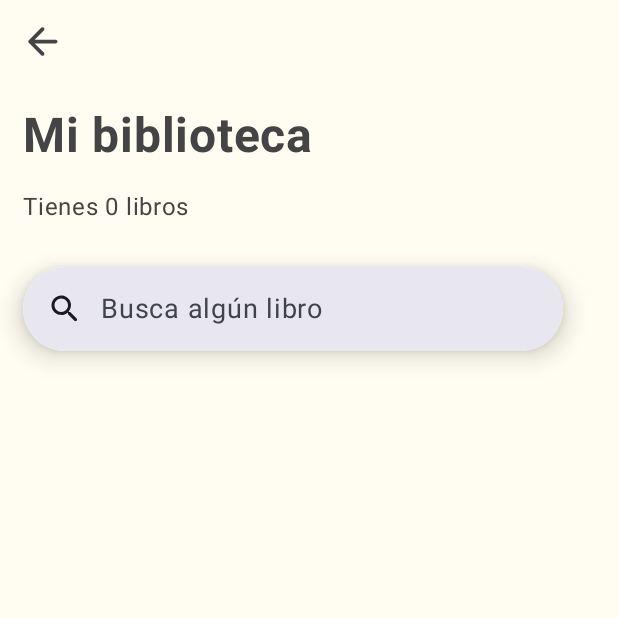
After one commit to ailenaguino/BookTracker, an Android app built with Jetpack Compose: the LibraryScreen screen opened through its navigation route, on a phone screen of 412 x 824 dp, the top half of it. The commit adds this screen. Run offline under Robolectric (Android 15) with nearby library versions, the phone set to English and light mode, and no system bars; our stand-ins replace Dagger/Hilt's generated code, Room's generated code; pictures from the network do not load.

Commit message:
My Library Added

```diff
--- a/app/src/main/java/com/ailenaguino/booktracker/MainActivity.kt
+++ b/app/src/main/java/com/ailenaguino/booktracker/MainActivity.kt
@@ -15,6 +15,7 @@ import androidx.navigation.navArgument
 import com.ailenaguino.booktracker.common.Constants
 import com.ailenaguino.booktracker.feature_add_book.presentation.AddBookScreen
 import com.ailenaguino.booktracker.feature_home.presentation.HomeScreen
+import com.ailenaguino.booktracker.feature_library.presentation.LibraryScreen
 import com.ailenaguino.booktracker.feature_search_book.presentation.SearchBookScreen
 import com.ailenaguino.booktracker.ui.theme.BookTrackerTheme
 import dagger.hilt.android.AndroidEntryPoint
@@ -61,6 +62,11 @@ class MainActivity : ComponentActivity() {
                         ) {
                             AddBookScreen(navController)
                         }
+                        composable(
+                            route = Screen.LibraryScreen.route
+                        ) {
+                            LibraryScreen(navController = navController)
+                        }
                     }
                 }
             }
--- a/app/src/main/java/com/ailenaguino/booktracker/Screen.kt
+++ b/app/src/main/java/com/ailenaguino/booktracker/Screen.kt
@@ -4,4 +4,5 @@ sealed class Screen(val route: String) {
     data object HomeScreen: Screen("home_screen")
     data object SearchBookScreen: Screen("search_book_screen")
     data object AddBookManuallyScreen: Screen("add_book_manually_screen")
+    data object LibraryScreen: Screen("library_screen")
 }
--- a/app/src/main/java/com/ailenaguino/booktracker/feature_add_book/presentation/AddBookScreen.kt
+++ b/app/src/main/java/com/ailenaguino/booktracker/feature_add_book/presentation/AddBookScreen.kt
@@ -126,9 +126,6 @@ fun AddBookScreen(navController: NavController, viewModel: AddBookViewModel = hi
                     SaveFloatingButton(viewModel::onSaveBook)
                 }
             }
-            AnimatedVisibility(visible = showButton) {
-
-            }
         }
         item {
             Text(
--- a/app/src/main/java/com/ailenaguino/booktracker/feature_home/presentation/components/CardItem.kt
+++ b/app/src/main/java/com/ailenaguino/booktracker/feature_home/presentation/components/CardItem.kt
@@ -1,34 +1,24 @@
 package com.ailenaguino.booktracker.feature_home.presentation.components
 
-import androidx.compose.foundation.background
 import androidx.compose.foundation.layout.Box
 import androidx.compose.foundation.layout.Column
-import androidx.compose.foundation.layout.fillMaxWidth
 import androidx.compose.foundation.layout.offset
-import androidx.compose.foundation.layout.padding
 import androidx.compose.foundation.layout.size
-import androidx.compose.foundation.shape.RoundedCornerShape
-import androidx.compose.material.icons.Icons
-import androidx.compose.material.icons.rounded.Favorite
 import androidx.compose.material3.Icon
 import androidx.compose.material3.MaterialTheme
 import androidx.compose.material3.Text
 import androidx.compose.runtime.Composable
 import androidx.compose.ui.Alignment
 import androidx.compose.ui.Modifier
-import androidx.compose.ui.draw.clip
 import androidx.compose.ui.draw.rotate
-import androidx.compose.ui.draw.shadow
 import androidx.compose.ui.graphics.vector.ImageVector
 import androidx.compose.ui.text.font.FontWeight
-import androidx.compose.ui.tooling.preview.Preview
 import androidx.compose.ui.unit.dp
 import com.ailenaguino.booktracker.ui.theme.Grey
 import com.ailenaguino.booktracker.ui.theme.GreyTransp
-import com.ailenaguino.booktracker.ui.theme.ItemBackground
 
 @Composable
-fun cardItem(title: String, subtitle: String, icon: ImageVector, modifier: Modifier) {
+fun CardItem(title: String, subtitle: String, icon: ImageVector, modifier: Modifier) {
     Box(
         modifier = modifier
     ) {
--- /dev/null
+++ b/app/src/main/java/com/ailenaguino/booktracker/feature_library/domain/LibraryRepository.kt
@@ -0,0 +1,4 @@
+package com.ailenaguino.booktracker.feature_library.domain
+
+interface LibraryRepository {
+}
--- /dev/null
+++ b/app/src/main/java/com/ailenaguino/booktracker/feature_library/presentation/LibraryScreen.kt
@@ -0,0 +1,176 @@
+package com.ailenaguino.booktracker.feature_library.presentation
+
+import androidx.compose.animation.animateColorAsState
+import androidx.compose.animation.core.animateIntAsState
+import androidx.compose.foundation.ExperimentalFoundationApi
+import androidx.compose.foundation.background
+import androidx.compose.foundation.clickable
+import androidx.compose.foundation.layout.Arrangement
+import androidx.compose.foundation.layout.Box
+import androidx.compose.foundation.layout.ExperimentalLayoutApi
+import androidx.compose.foundation.layout.FlowRow
+import androidx.compose.foundation.layout.Spacer
+import androidx.compose.foundation.layout.fillMaxSize
+import androidx.compose.foundation.layout.fillMaxWidth
+import androidx.compose.foundation.layout.offset
+import androidx.compose.foundation.layout.padding
+import androidx.compose.foundation.layout.size
+import androidx.compose.foundation.lazy.LazyColumn
+import androidx.compose.foundation.lazy.rememberLazyListState
+import androidx.compose.foundation.shape.RoundedCornerShape
+import androidx.compose.material.icons.Icons
+import androidx.compose.material.icons.automirrored.rounded.ArrowBack
+import androidx.compose.material.icons.rounded.Search
+import androidx.compose.material3.CircularProgressIndicator
+import androidx.compose.material3.ExperimentalMaterial3Api
+import androidx.compose.material3.Icon
+import androidx.compose.material3.SearchBar
+import androidx.compose.material3.SearchBarColors
+import androidx.compose.material3.SearchBarDefaults
+import androidx.compose.material3.Text
+import androidx.compose.runtime.Composable
+import androidx.compose.runtime.collectAsState
+import androidx.compose.runtime.derivedStateOf
+import androidx.compose.runtime.getValue
+import androidx.compose.runtime.remember
+import androidx.compose.ui.Alignment
+import androidx.compose.ui.Modifier
+import androidx.compose.ui.draw.clip
+import androidx.compose.ui.draw.shadow
+import androidx.compose.ui.graphics.Color
+import androidx.compose.ui.text.font.FontWeight
+import androidx.compose.ui.text.style.TextAlign
+import androidx.compose.ui.unit.dp
+import androidx.compose.ui.unit.sp
+import androidx.hilt.navigation.compose.hiltViewModel
+import androidx.navigation.NavController
+import com.ailenaguino.booktracker.ui.sharedComponents.LibraryBookItem
+import com.ailenaguino.booktracker.ui.theme.BlueBackground
+import com.ailenaguino.booktracker.ui.theme.BoneBackground
+
+
+@OptIn(ExperimentalFoundationApi::class, ExperimentalMaterial3Api::class,
+    ExperimentalLayoutApi::class
+)
+@Composable
+fun LibraryScreen(viewModel: LibraryViewModel = hiltViewModel(), navController: NavController) {
+    val listState = rememberLazyListState()
+    val searchText by viewModel.searchText.collectAsState()
+    val books by viewModel.books.collectAsState()
+
+    val showButton by remember {
+        derivedStateOf {
+            listState.firstVisibleItemIndex > 0
+        }
+    }
+    LazyColumn(
+        modifier = Modifier
+            .fillMaxSize()
+            .background(BoneBackground)
+            .padding(horizontal = 15.dp),
+        state = listState
+    ) {
+        stickyHeader {
+            val background by animateColorAsState(
+                targetValue = if (showButton) Color.White else Color.Transparent,
+                label = ""
+            )
+            val shadow by animateIntAsState(targetValue = if (showButton) 10 else 0, label = "")
+            Box(
+                modifier = Modifier
+                    .offset(x = (-15).dp)
+                    .shadow(
+                        shadow.dp, shape = RoundedCornerShape(
+                            topStart = 0.dp,
+                            topEnd = 20.dp,
+                            bottomEnd = 20.dp,
+                            bottomStart = 0.dp
+                        )
+                    )
+                    .background(background)
+                    .clip(
+                        RoundedCornerShape(
+                            topStart = 0.dp,
+                            topEnd = 20.dp,
+                            bottomEnd = 20.dp,
+                            bottomStart = 0.dp
+                        )
+                    )
+                    .size(55.dp)
+                    .clickable { navController.popBackStack() },
+                contentAlignment = Alignment.Center
+            ) {
+                Icon(
+                    Icons.AutoMirrored.Rounded.ArrowBack,
+                    "Atrás",
+                    tint = Color.DarkGray,
+                    modifier = Modifier
+                        .size(30.dp)
+                )
+            }
+        }
+        item {
+            Text(
+                "Mi biblioteca",
+                color = Color.DarkGray,
+                fontWeight = FontWeight.Bold,
+                fontSize = 32.sp,
+                modifier = Modifier.padding(vertical = 16.dp)
+            )
+            Text("Tienes ${books.books.size} libros", color = Color.DarkGray)
+            Spacer(modifier = Modifier.size(20.dp))
+        }
+        item {
+            SearchBar(
+                inputField = {
+                    SearchBarDefaults.InputField(
+                        query = searchText,
+                        onQueryChange = viewModel::onSearchTextChange,
+                        onSearch = {},
+                        expanded = false,
+                        onExpandedChange = {},
+                        placeholder = { Text("Busca algún libro", fontSize = 18.sp) },
+                        leadingIcon = { Icon(Icons.Rounded.Search, "Buscar") },
+                    )
+                },
+                expanded = false,
+                onExpandedChange = { },
+                colors = SearchBarColors(Color.White, Color.White),
+                shadowElevation = 10.dp
+            ) {
+
+            }
+        }
+        item{
+            if(books.isLoading){
+                Box(modifier = Modifier.fillMaxWidth()) {
+                    CircularProgressIndicator(
+                        modifier = Modifier.align(Alignment.Center),
+                        color = BlueBackground,
+                        strokeWidth = 5.dp,
+                        trackColor = Color.White
+                    )
+                }
+            }
+            if(books.error.isNotBlank()){
+                Text(
+                    text = books.error,
+                    color = Color.Red,
+                    textAlign = TextAlign.Center,
+                    modifier = Modifier
+                        .fillMaxWidth()
+                        .padding(horizontal = 20.dp)
+                )
+            }
+        }
+        item{
+            FlowRow(verticalArrangement = Arrangement.spacedBy(16.dp),
+                horizontalArrangement = Arrangement.SpaceEvenly,
+                modifier = Modifier.fillMaxWidth()) {
+                books.books.forEach{ book ->
+                    LibraryBookItem(book.title, book.author, book.cover) { }
+                }
+            }
+        }
+    }
+}
--- /dev/null
+++ b/app/src/main/java/com/ailenaguino/booktracker/feature_library/presentation/LibraryViewModel.kt
@@ -0,0 +1,42 @@
+package com.ailenaguino.booktracker.feature_library.presentation
+
+import androidx.lifecycle.ViewModel
+import androidx.lifecycle.viewModelScope
+import com.ailenaguino.booktracker.common.ListBooksState
+import com.ailenaguino.booktracker.common.Resource
+import com.ailenaguino.booktracker.feature_home.domain.usecases.GetBooksUseCase
+import dagger.hilt.android.lifecycle.HiltViewModel
+import kotlinx.coroutines.flow.MutableStateFlow
+import kotlinx.coroutines.flow.StateFlow
+import kotlinx.coroutines.flow.asStateFlow
+import kotlinx.coroutines.flow.launchIn
+import kotlinx.coroutines.flow.onEach
+import javax.inject.Inject
+
+@HiltViewModel
+class LibraryViewModel @Inject constructor(private val getBooksUseCase: GetBooksUseCase): ViewModel() {
+    private val _searchText = MutableStateFlow("")
+    val searchText = _searchText.asStateFlow()
+
+    private val _books = MutableStateFlow(ListBooksState())
+    val books: StateFlow<ListBooksState> = _books
+
+    fun onSearchTextChange(text: String) {
+        _searchText.value = text
+    }
+
+    init{
+        getBooks()
+    }
+
+    private fun getBooks() {
+        getBooksUseCase().onEach {
+            when (it) {
+                is Resource.Error -> _books.value =
+                    ListBooksState(error = it.message ?: "Un error inesperado ocurrió")
+                is Resource.Loading -> _books.value = ListBooksState(isLoading = true)
+                is Resource.Success -> _books.value = ListBooksState(books = it.data ?: emptyList())
+            }
+        }.launchIn(viewModelScope)
+    }
+}
```
Also changed, not shown: app/src/main/java/com/ailenaguino/booktracker/feature_home/presentation/HomeScreen.kt (+18 -11 lines), app/src/main/java/com/ailenaguino/booktracker/ui/sharedComponents/LibraryBookItem.kt (added, +80 -0 lines).
